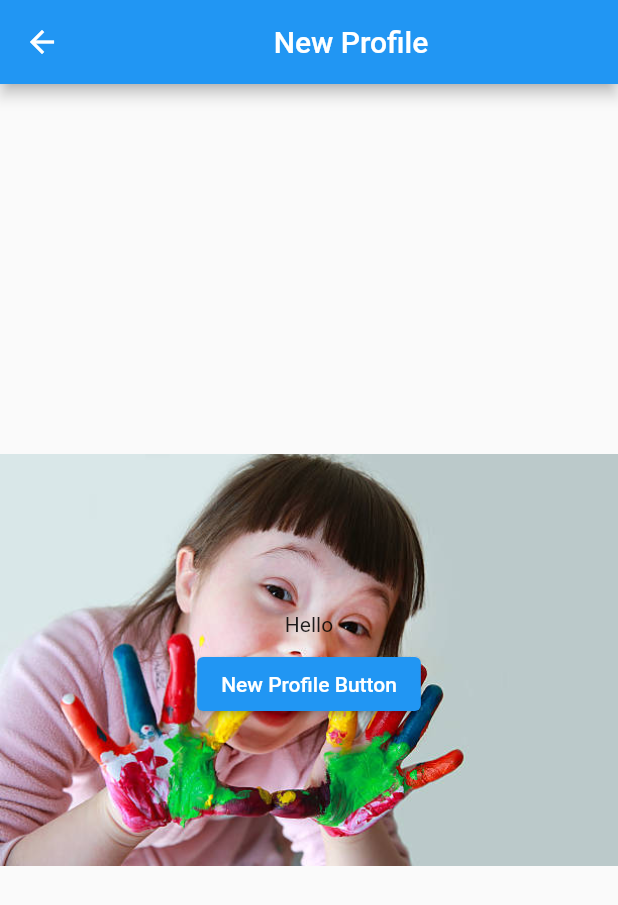
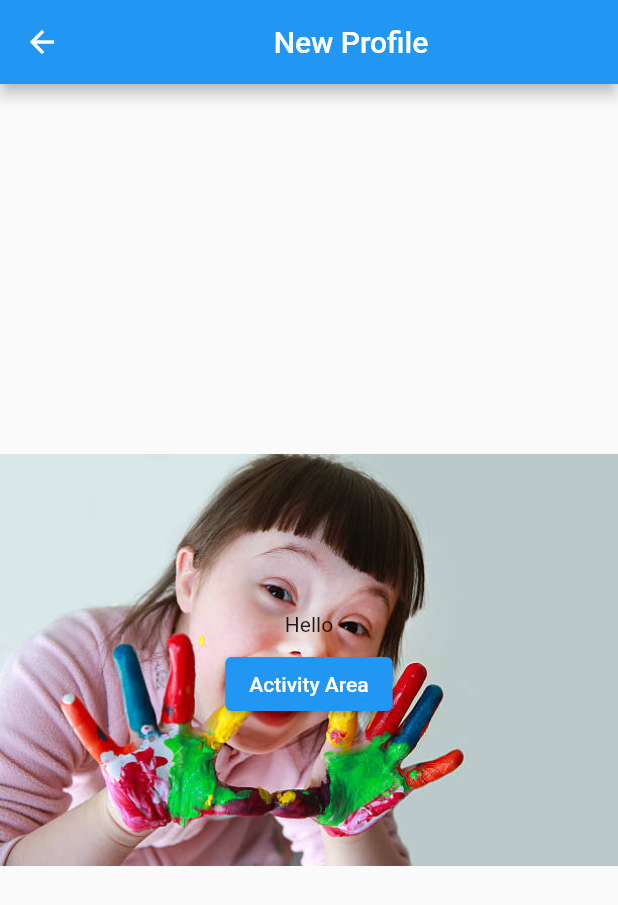
Before and after one commit to RFRanasinghe/desktopCatchMeHigherApplication, a Flutter app: the screen it shows after launch, after a tap on "Create Profile", on a phone screen of 412 x 824 dp. Shown: the top 905 px of the screen. Run offline on Flutter 3.47's test engine with Material 2 defaults, Android fonts, the phone set to English and light mode, and no system bars; missing offline and left inert: dart:js.

Commit message:
added buttons on activityHome page and linked to the main pages

```diff
--- a/lib/newprofile.dart
+++ b/lib/newprofile.dart
@@ -32,9 +32,9 @@ class _NewProfileState extends State<NewProfile> {
             ),
             Center(
               child: ElevatedButton(
-                child: Text("New Profile Button"),
+                child: Text("Activity Area"),
                 onPressed: () {
-                  Navigator.pushNamed(context, 'existingprofile');
+                  Navigator.pushNamed(context, 'activityHome');
                 },
               ),
             ),
--- a/lib/welcomepage.dart
+++ b/lib/welcomepage.dart
@@ -17,7 +17,8 @@ class _WelcomePageState extends State<WelcomePage> {
           child: Text("Welcome Page"),
         ),
       ),
-      body: Container(
+      body: Center(
+        child: Container(
           decoration: BoxDecoration(
             image: DecorationImage(
               image:AssetImage('images/welcomeImg.jpg'),
@@ -39,6 +40,7 @@ class _WelcomePageState extends State<WelcomePage> {
             ],
           ),
         ),
+      ),
     );
   }
 }
```
Also changed, not shown: lib/activityHome.dart (+34 -1 lines), lib/existingprofile.dart (+11 -5 lines). Lines whose indentation alone changed are shown as unchanged.
